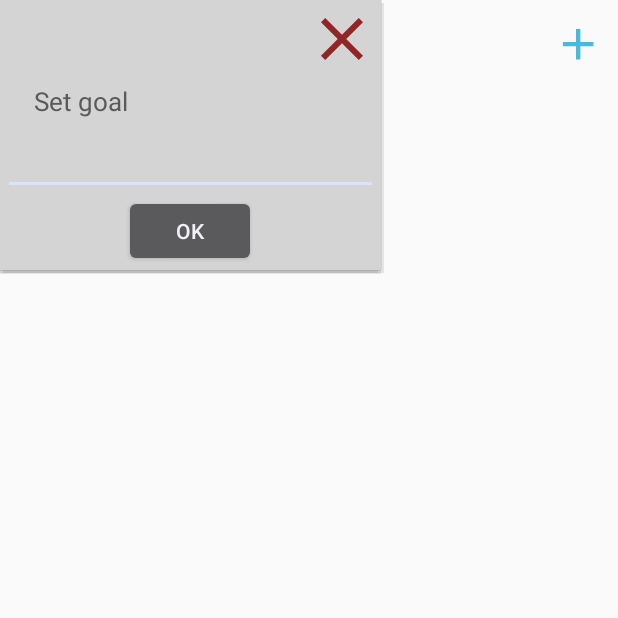
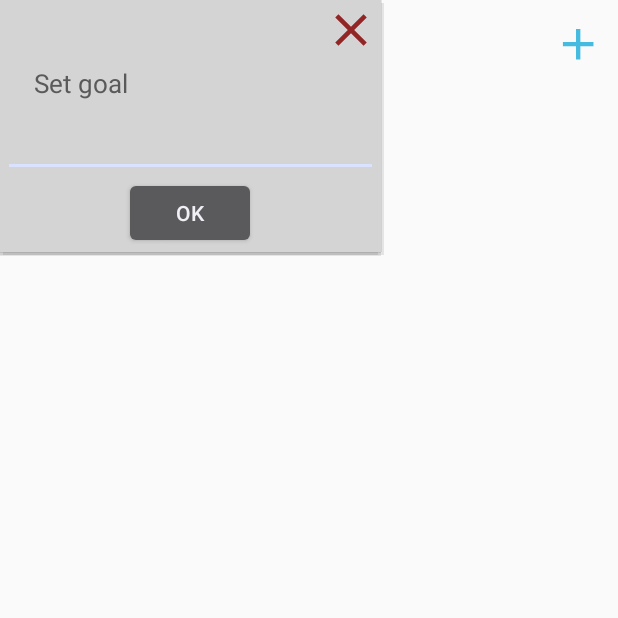
Before and after one commit to akapitanskiy/StepsApp2, an Android app: the screen it shows after launch (MainActivity), after a tap on an icon or button, on a phone screen of 412 x 824 dp, the top half of it. Run offline under Robolectric (Android 15) with nearby library versions, the phone set to English and light mode, and no system bars; our stand-ins replace RxJava; network calls fail.

Commit message:
minor edits

```diff
--- a/app/src/main/java/com/alexthekap/stepsapp/MainActivity.java
+++ b/app/src/main/java/com/alexthekap/stepsapp/MainActivity.java
@@ -132,9 +132,11 @@ public class MainActivity extends AppCompatActivity {
                 @Override
                 public void onClick(View view) {
                     Editable value = et_popup.getText();
-                    if(value != null && !value.toString().equals("")) {
-                        steps = Integer.parseInt(value.toString());
+                    if(value == null || value.toString().equals("")) {
+                        popupWindow.dismiss();
+                        return;
                     }
+                    steps = Integer.parseInt(value.toString());
                     popupWindow.dismiss();
                     fetchData();
                 }
--- a/app/src/main/res/drawable/ic_close_black_24dp.xml
+++ b/app/src/main/res/drawable/ic_close_black_24dp.xml
@@ -1,6 +1,6 @@
 <vector xmlns:android="http://schemas.android.com/apk/res/android"
-    android:width="48dp"
-    android:height="48dp"
+    android:width="36dp"
+    android:height="36dp"
     android:tint="#922525"
     android:viewportWidth="24.0"
     android:viewportHeight="24.0">
```
